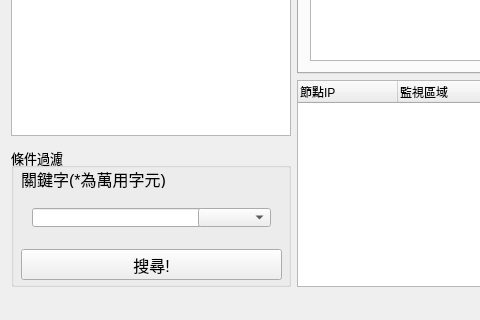
Qt form ui/mainwindow.ui (GGORZ10227216/WIFI_tracker_MTK) before a commit; both pictures show x 0 to 480 and y 284 to 604 of the 830 by 604 pixel window.
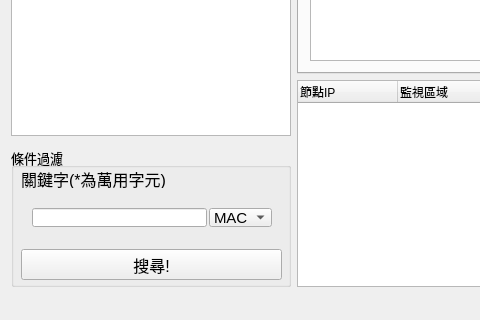
The same form after that commit.

```diff
--- a/ui/mainwindow.ui
+++ b/ui/mainwindow.ui
@@ -94,7 +94,7 @@
             <rect>
              <x>10</x>
              <y>50</y>
-             <width>261</width>
+             <width>262</width>
              <height>41</height>
             </rect>
            </property>
@@ -141,6 +141,16 @@
                 <pointsize>11</pointsize>
                </font>
               </property>
+              <item>
+               <property name="text">
+                <string>MAC</string>
+               </property>
+              </item>
+              <item>
+               <property name="text">
+                <string>區域</string>
+               </property>
+              </item>
              </widget>
             </item>
            </layout>
```
Left out of the diff: 2 changed lines with no effect on the pictures.
